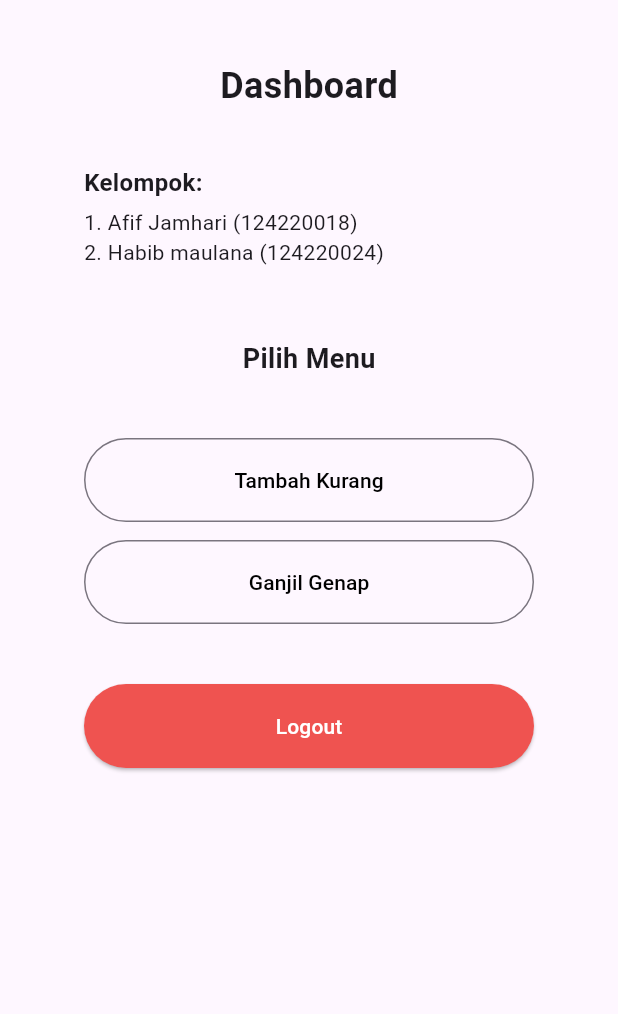
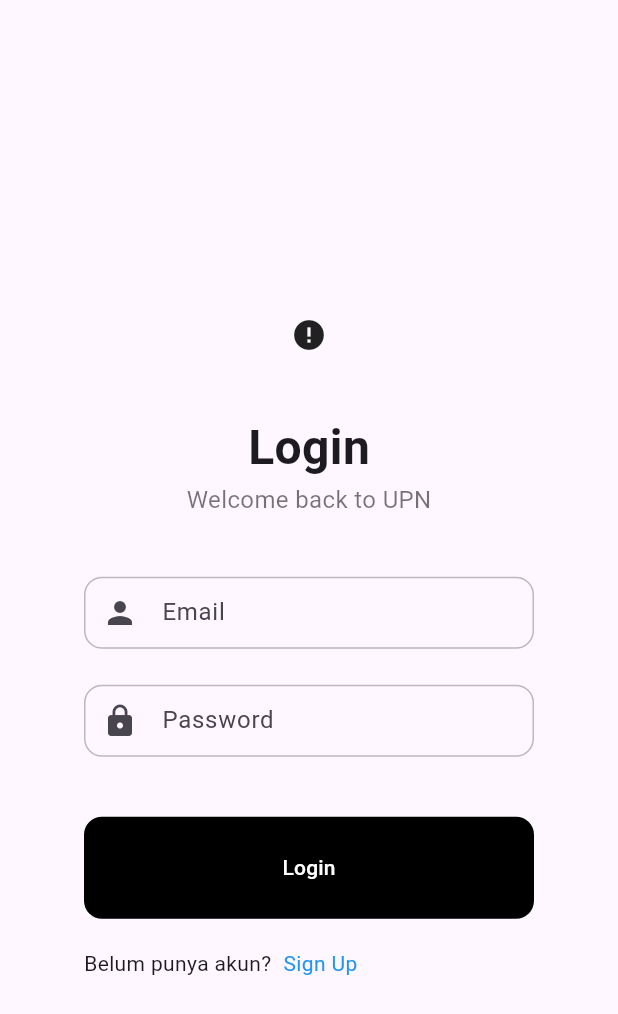
Before and after one commit to AfifJ/math-flutter, a Flutter app: the screen it shows after launch, on a phone screen of 412 x 824 dp. Shown: the top 1014 px of the screen. Run offline on Flutter 3.47's test engine with Material 3 defaults, Android fonts, the phone set to English and light mode, and no system bars; network calls fail.

Commit message:
fix login page, structure folder

```diff
--- /dev/null
+++ b/task1/lib/components/custom_button.dart
@@ -0,0 +1,27 @@
+import 'package:flutter/material.dart';
+
+class CustomButton extends StatelessWidget {
+  const CustomButton({super.key, required this.text, required this.onPressed});
+
+  final String text;
+  final VoidCallback onPressed;
+
+  @override
+  Widget build(BuildContext context) {
+    return ElevatedButton(
+      style: ElevatedButton.styleFrom(
+          padding: const EdgeInsets.symmetric(
+            horizontal: 24,
+            vertical: 24,
+          ),
+          backgroundColor: Colors.black,
+          foregroundColor: Colors.white,
+          elevation: 0,
+          shape: RoundedRectangleBorder(
+              borderRadius: BorderRadius.all(Radius.circular(12))),
+          minimumSize: Size(double.infinity, 0)),
+      onPressed: onPressed,
+      child: Text(text),
+    );
+  }
+}
--- /dev/null
+++ b/task1/lib/components/custom_textfield.dart
@@ -0,0 +1,46 @@
+import 'package:flutter/material.dart';
+
+class CustomTextField extends StatelessWidget {
+  const CustomTextField(
+      {super.key,
+      required this.onSaved,
+      required this.label,
+      this.icon,
+      this.validator,
+      this.obsecure = false,
+      this.keyboardType});
+
+  final void Function(String?) onSaved;
+  final String label;
+  final FormFieldValidator<String>? validator;
+  final IconData? icon;
+  final bool obsecure;
+  final TextInputType? keyboardType;
+
+  @override
+  Widget build(BuildContext context) {
+    return TextFormField(
+      validator: validator,
+      onSaved: onSaved,
+      keyboardType: keyboardType,
+      obscureText: obsecure,
+      decoration: InputDecoration(
+        contentPadding: const EdgeInsets.symmetric(horizontal: 24),
+        labelText: label,
+        prefixIcon: icon != null ? Icon(icon) : null,
+        focusedErrorBorder: OutlineInputBorder(
+            borderRadius: BorderRadius.all(Radius.circular(12)),
+            borderSide: BorderSide(color: Colors.red[900]!)),
+        errorBorder: OutlineInputBorder(
+            borderRadius: BorderRadius.all(Radius.circular(12)),
+            borderSide: BorderSide(color: Colors.red[900]!)),
+        enabledBorder: const OutlineInputBorder(
+            borderRadius: BorderRadius.all(Radius.circular(12)),
+            borderSide: BorderSide(color: Colors.black26)),
+        focusedBorder: OutlineInputBorder(
+            borderRadius: BorderRadius.all(Radius.circular(12)),
+            borderSide: BorderSide(color: Colors.black)),
+      ),
+    );
+  }
+}
--- a/task1/lib/dashboard_page.dart
+++ b/task1/lib/dashboard_page.dart
@@ -54,6 +54,7 @@ class DashboardPage extends StatelessWidget {
                           ),
                         ),
                         SizedBox(height: 40),
+
                         OutlinedButton(
                           style: OutlinedButton.styleFrom(
                               padding: const EdgeInsets.symmetric(
@@ -78,15 +79,17 @@ class DashboardPage extends StatelessWidget {
                           child: const Text("Ganjil Genap"),
                         ),
                         SizedBox(height: 40),
-                        ElevatedButton(
+                        ElevatedButton.icon(
                           style: ElevatedButton.styleFrom(
-                                backgroundColor: Colors.red[400],
+                              backgroundColor: Colors.red.shade900,
                               foregroundColor: Colors.white,
                               minimumSize: Size(double.infinity, 0),
                               padding: EdgeInsets.symmetric(
                                   horizontal: 24, vertical: 18)),
                           onPressed: () {},
-                            child: Text("Logout"))
+                          icon: Icon(Icons.logout),
+                          label: Text("Logout"),
+                        ) // child: Text("Logout"))
                       ]),
                 ))));
   }
--- /dev/null
+++ b/task1/lib/login_page.dart
@@ -0,0 +1,130 @@
+import 'package:flutter/material.dart';
+import 'package:login_and_math/components/custom_button.dart';
+import 'package:login_and_math/components/custom_textfield.dart';
+import 'package:login_and_math/dashboard_page.dart';
+
+class LoginPage extends StatefulWidget {
+  const LoginPage({Key? key}) : super(key: key);
+  @override
+  State<LoginPage> createState() => _LoginPageState();
+}
+
+class _LoginPageState extends State<LoginPage> {
+  final _formKey = GlobalKey<FormState>();
+  String _email = '';
+  String _password = '';
+
+  void _submit() {
+    if (_formKey.currentState!.validate()) {
+      _formKey.currentState!.save();
+      print("Email: $_email");
+      print("Password: $_password");
+
+      if (_email == "admin@gmail.com" && _password == "admin") {
+        Navigator.push(
+          context,
+          MaterialPageRoute(builder: (context) => DashboardPage()),
+        );
+      } else {
+        ScaffoldMessenger.of(context).showSnackBar(
+          SnackBar(content: Text('Invalid credentials')),
+        );
+      }
+    }
+  }
+
+  @override
+  Widget build(BuildContext context) {
+    return Scaffold(
+      body: Center(
+        child: SingleChildScrollView(
+          child: Container(
+            margin: const EdgeInsets.symmetric(horizontal: 40),
+            constraints: const BoxConstraints(maxWidth: 300),
+            child: Column(
+              crossAxisAlignment: CrossAxisAlignment.start,
+              children: [
+                const SizedBox(height: 40),
+                Center(
+                  child: Image.network(
+                    'https://docs.flutter.dev/assets/images/dash/dash-fainting.gif',
+                    errorBuilder: (context, error, stackTrace) {
+                      return const Icon(Icons.error);
+                    },
+                  ),
+                ),
+                const SizedBox(height: 40),
+                const Center(
+                  child: Text(
+                    "Login",
+                    style: TextStyle(fontSize: 32, fontWeight: FontWeight.bold),
+                  ),
+                ),
+                const Center(
+                  child: Text(
+                    "Welcome back to UPN",
+                    style: TextStyle(fontSize: 16, color: Colors.black54),
+                  ),
+                ),
+                const SizedBox(height: 40),
+                Form(
+                  key: _formKey,
+                  child: Column(
+                    crossAxisAlignment: CrossAxisAlignment.start,
+                    children: [
+                      CustomTextField(
+                        keyboardType: TextInputType.emailAddress,
+                        onSaved: (e) => _email = e ?? '',
+                        validator: (value) {
+                          if (value == null || value.isEmpty) {
+                            return 'Please enter your email';
+                          } else if (!value.contains("@")) {
+                            return "Email is not valid";
+                          }
+                          return null;
+                        },
+                        label: "Email",
+                        icon: Icons.person_sharp,
+                      ),
+                      const SizedBox(height: 24),
+                      CustomTextField(
+                        onSaved: (e) => _password = e ?? '',
+                        validator: (value) {
+                          if (value == null || value.isEmpty) {
+                            return 'Please enter your password';
+                          }
+                          return null;
+                        },
+                        label: "Password",
+                        obsecure: true,
+                        icon: Icons.lock,
+                      ),
+                      const SizedBox(height: 40),
+                      CustomButton(text: "Login", onPressed: _submit),
+                      const SizedBox(height: 20),
+                      Row(
+                        children: [
+                          const Text("Belum punya akun?"),
+                          const SizedBox(width: 8),
+                          GestureDetector(
+                            onTap: () {
+                              // navigation logic here
+                            },
+                            child: const Text(
+                              "Sign Up",
+                              style: TextStyle(color: Colors.blue),
+                            ),
+                          ),
+                        ],
+                      )
+                    ],
+                  ),
+                )
+              ],
+            ),
+          ),
+        ),
+      ),
+    );
+  }
+}
```
Also changed, not shown: task1/lib/claude.dart (added, +124 -0 lines), task1/lib/main.dart (+8 -131 lines), 15 other files. Lines whose indentation alone changed are shown as unchanged.
